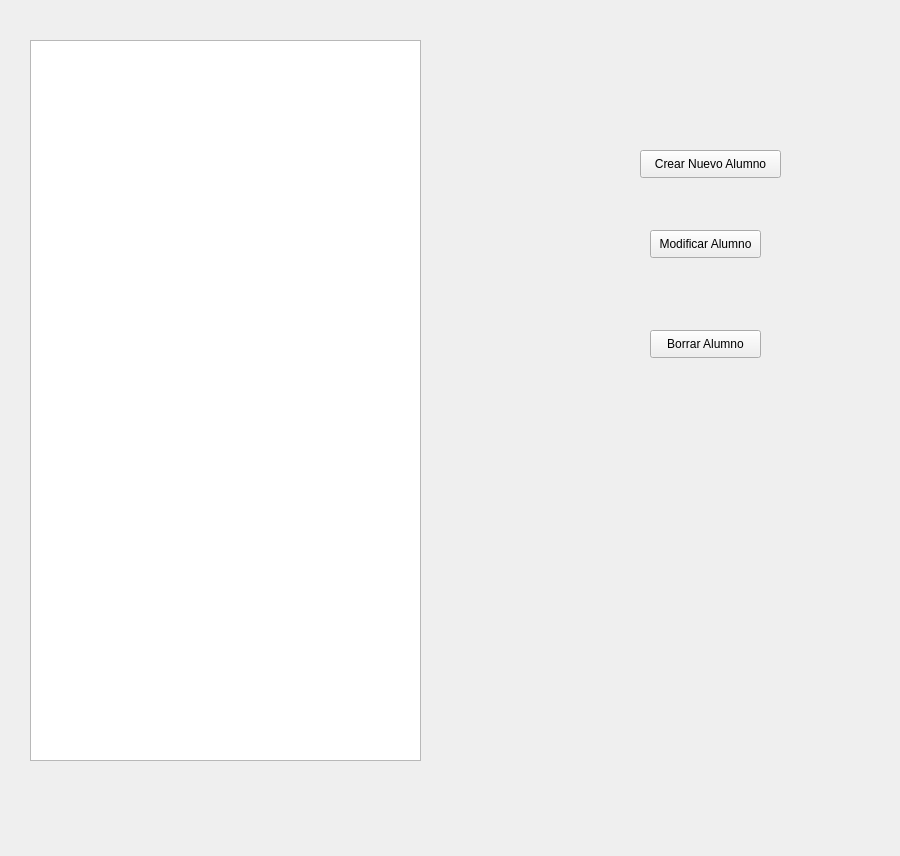
Before: the Qt Designer form TFGapp/TFGapp/menuAlumno.ui in tfgapp/tfg, drawn with Qt 5.
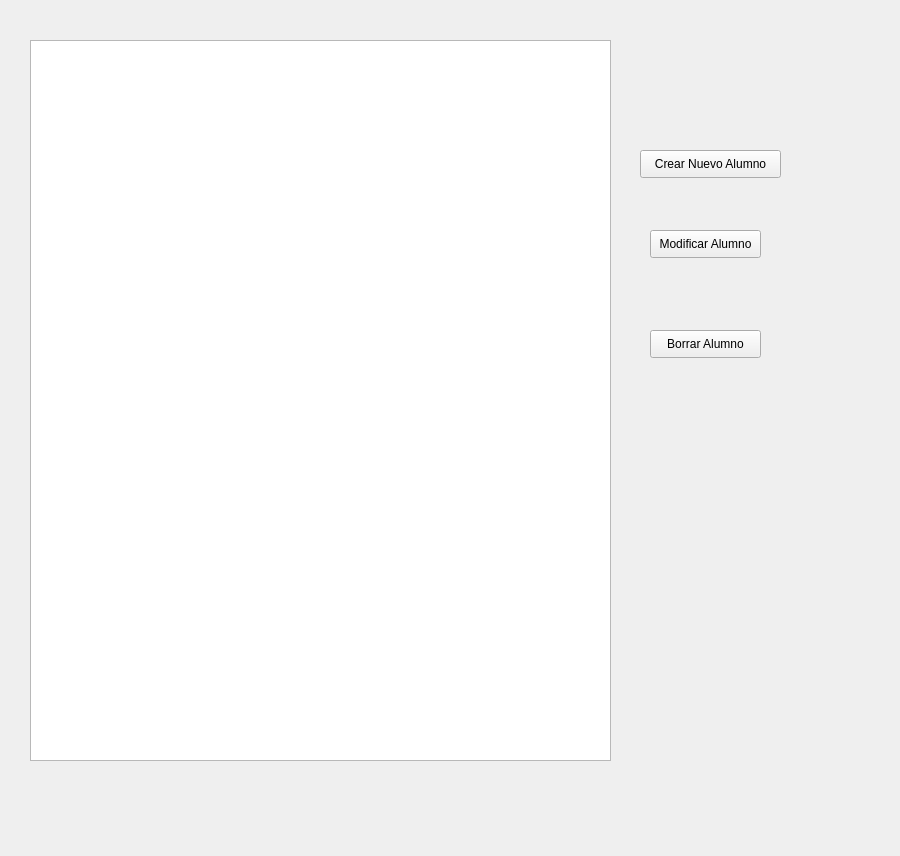
After: the same form once the commit is applied.

Commit message: Ver alumnos y profesores por interfaz

Diff of the .ui file:
```diff
--- a/TFGapp/TFGapp/menuAlumno.ui
+++ b/TFGapp/TFGapp/menuAlumno.ui
@@ -26,12 +26,12 @@
     <string>Crear Nuevo Alumno</string>
    </property>
   </widget>
-  <widget class="QListView" name="listaAlumnos">
+  <widget class="QTableWidget" name="listaAlumnos">
    <property name="geometry">
     <rect>
      <x>30</x>
      <y>40</y>
-     <width>391</width>
+     <width>581</width>
      <height>721</height>
     </rect>
    </property>
```
The commit also changes 9 other files.
